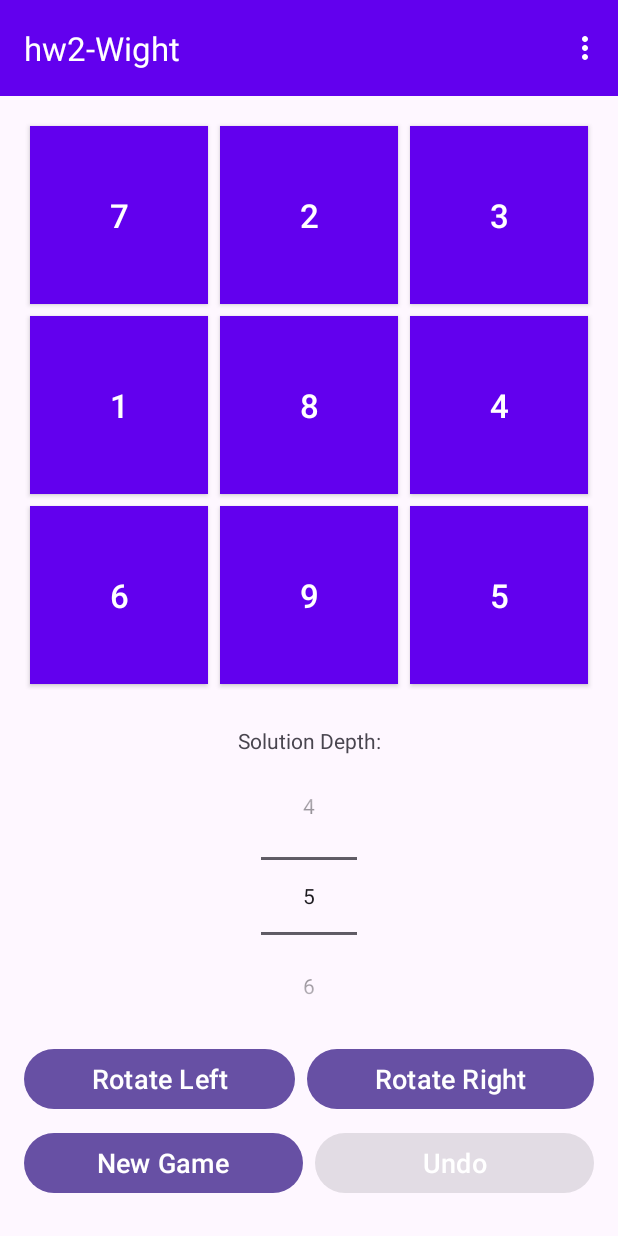
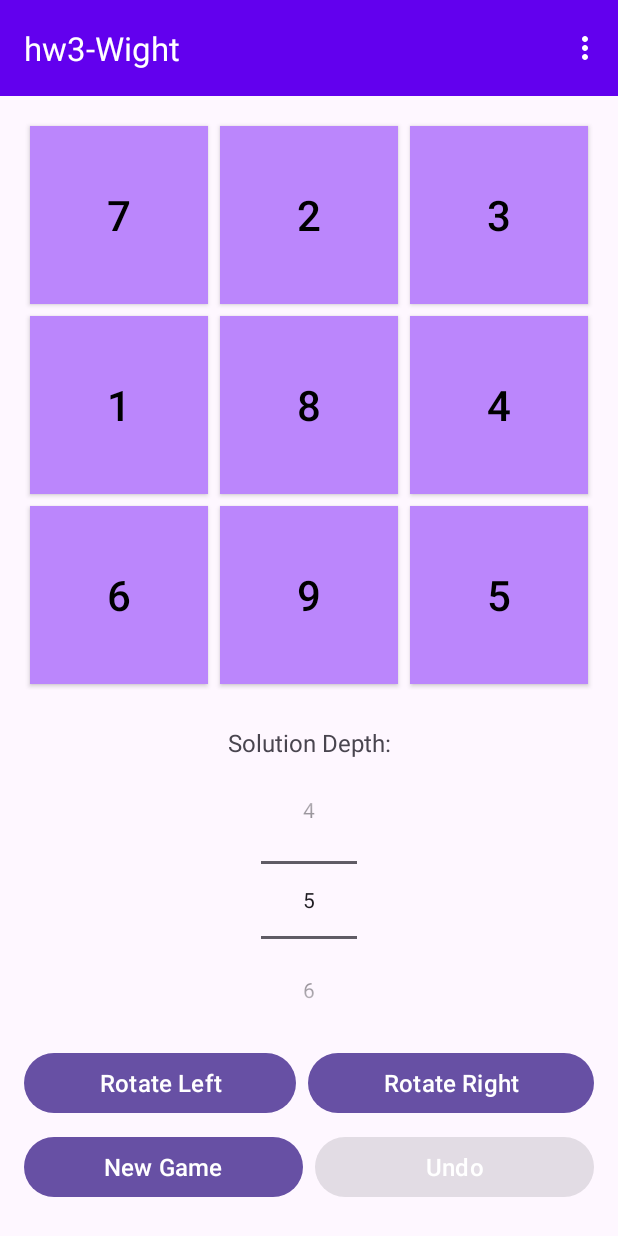
Before and after one commit to EthanWight/Revolution, an Android app: the screen it shows after launch (MainActivity), on a phone screen of 412 x 824 dp. Run offline under Robolectric (Android 15) with nearby library versions, the phone set to English and light mode, and no system bars.

Commit message:
refactor: Update project to hw3 and enhance UI
Renames the project from `hw2` to `hw3` across all relevant files, including package names, Gradle configuration, and user-facing strings. This commit also introduces significant UI refinements for better readability and consistency.

Key changes include:
- Renamed all package and module references from `hw2_wight` to `hw3_wight`.
- Externalized UI dimensions and colors into `dimens.xml` and `colors.xml` for easier management.
- Increased text sizes for game tiles and labels for improved visibility.
- Applied consistent padding and minimum height to main control buttons.
- Updated the landscape layout (`layout-land/activity_main.xml`) to use the new dimension resources.
- Centralized color definitions and used them to style UI components, including tile backgrounds, text, and menu items.
- Refactored `MainActivity` to load colors from resources instead of using hardcoded values.
- Improved documentation in `MainActivity` for the `onSaveInstanceState` and `showCongratulationsVisualEffect` methods.

```diff
--- a/app/build.gradle.kts
+++ b/app/build.gradle.kts
@@ -3,11 +3,11 @@ plugins {
 }
 
 android {
-    namespace = "edu.commonwealthu.hw2_wight"
+    namespace = "edu.commonwealthu.hw3_wight"
     compileSdk = 36
 
     defaultConfig {
-        applicationId = "edu.commonwealthu.hw2_wight"
+        applicationId = "edu.commonwealthu.hw3_wight"
         minSdk = 24
         targetSdk = 36
         versionCode = 1
--- a/app/src/main/java/edu/commonwealthu/hw2_wight/MainActivity.java
+++ b/app/src/main/java/edu/commonwealthu/hw3_wight/MainActivity.java
@@ -1,20 +1,16 @@
-package edu.commonwealthu.hw2_wight;
+package edu.commonwealthu.hw3_wight;
 
-import android.graphics.Color;
 import android.media.MediaPlayer;
 import android.os.Bundle;
 import android.os.Handler;
 import android.os.Looper;
 import android.text.SpannableString;
 import android.text.style.ForegroundColorSpan;
-import android.util.DisplayMetrics;
 import android.util.TypedValue;
 import android.view.Menu;
 import android.view.MenuItem;
-import android.view.View;
 import android.widget.Button;
 import android.widget.GridLayout;
-import android.widget.LinearLayout;
 import android.widget.NumberPicker;
 import android.widget.Toast;
 
@@ -55,11 +51,12 @@ public class MainActivity extends AppCompatActivity {
     private NumberPicker solutionDepthPicker;
     private Button undoButton;
     private int defaultButtonBackgroundColor;
+    private int selectedButtonBackgroundColor;
 
     // For flashing visual effect
     private Handler flashHandler;
     private Runnable flashRunnable;
-    private final int[] flashColors = {Color.GREEN, Color.YELLOW, Color.MAGENTA, Color.CYAN, Color.RED};
+    private final int[] flashColors = new int[5]; // Will be populated from resources
     private int flashColorIndex = 0;
     private int flashCount = 0;
     private static final int MAX_FLASH_COUNT = 10;
@@ -69,6 +66,11 @@ public class MainActivity extends AppCompatActivity {
     private MediaPlayer rotationSoundPlayer;
     private MediaPlayer winSoundPlayer;
 
+    /**
+     * Saves the current game state before the activity is destroyed.
+     * This allows the game to be restored after configuration changes like screen rotation.
+     * @param outState Bundle in which to place the saved state
+     */
     @Override
     protected void onSaveInstanceState(@NonNull Bundle outState) {
         super.onSaveInstanceState(outState);
@@ -77,8 +79,10 @@ public class MainActivity extends AppCompatActivity {
 
     /**
      * Initializes the activity, sets up the UI, and starts a new game.
-     * @param savedInstanceState If the activity is being re-initialized, this Bundle
-     * contains the data it most recently supplied in onSaveInstanceState(Bundle).
+     * If the activity is being re-initialized after a configuration change (such as
+     * screen rotation), the saved game state is restored from the Bundle.
+     * @param savedInstanceState If the activity is being re-initialized after
+     * previously being shut down, this Bundle contains the saved game state
      */
     @Override
     protected void onCreate(Bundle savedInstanceState) {
@@ -101,6 +105,17 @@ public class MainActivity extends AppCompatActivity {
             return insets;
         });
 
+        // Initialize colors from resources
+        defaultButtonBackgroundColor = ContextCompat.getColor(this, R.color.tile_background);
+        selectedButtonBackgroundColor = ContextCompat.getColor(this, R.color.selected_tile_background);
+
+        // Initialize flash colors from resources
+        flashColors[0] = ContextCompat.getColor(this, R.color.flash_green);
+        flashColors[1] = ContextCompat.getColor(this, R.color.flash_yellow);
+        flashColors[2] = ContextCompat.getColor(this, R.color.flash_magenta);
+        flashColors[3] = ContextCompat.getColor(this, R.color.flash_cyan);
+        flashColors[4] = ContextCompat.getColor(this, R.color.flash_red);
+
         // Initialize game components
         flashHandler = new Handler(Looper.getMainLooper());
         gridLayout = findViewById(R.id.grid);
@@ -109,7 +124,6 @@ public class MainActivity extends AppCompatActivity {
         solutionDepthPicker.setMinValue(MIN_SOLUTION_DEPTH);
         solutionDepthPicker.setMaxValue(MAX_SOLUTION_DEPTH);
         solutionDepthPicker.setValue(DEFAULT_SOLUTION_DEPTH);
-        defaultButtonBackgroundColor = ContextCompat.getColor(this, R.color.colorPrimary);
 
         // Initialize sound effect
         initializeSoundEffect();
@@ -230,7 +244,7 @@ public class MainActivity extends AppCompatActivity {
                 Button tileButton = new Button(this);
                 tileButton.setText(String.valueOf(currentGridState[r][c]));
                 tileButton.setTextSize(TypedValue.COMPLEX_UNIT_PX, textSize);
-                tileButton.setTextColor(ContextCompat.getColor(this, R.color.button_text_color));
+                tileButton.setTextColor(ContextCompat.getColor(this, R.color.tile_text_color));
 
                 GridLayout.LayoutParams params = new GridLayout.LayoutParams();
                 params.width = 0;
@@ -286,7 +300,7 @@ public class MainActivity extends AppCompatActivity {
         for (int i = anchorRow; i < anchorRow + SUBGRID_SIZE; i++) {
             for (int j = anchorCol; j < anchorCol + SUBGRID_SIZE; j++) {
                 if (gameButtons[i][j] != null) {
-                    gameButtons[i][j].setBackgroundColor(ContextCompat.getColor(this, R.color.colorAccent));
+                    gameButtons[i][j].setBackgroundColor(selectedButtonBackgroundColor);
                 }
             }
         }
@@ -396,10 +410,19 @@ public class MainActivity extends AppCompatActivity {
 
     /**
      * Displays a congratulatory message and visual effect when the puzzle is solved.
-     * This method uses a Handler and a Runnable to create a flashing color effect on the grid buttons.
-     * The handler repeatedly executes the runnable, which changes the background color of the buttons
-     * to a new color from the flashColors array every FLASH_INTERVAL_MS milliseconds. This continues
-     * until the effect has flashed MAX_FLASH_COUNT times.
+     *
+     * This method creates a flashing color effect on the grid buttons using Android's
+     * Handler and Runnable mechanism for delayed execution:
+     *
+     * <ul>
+     * <li>The Handler schedules the Runnable to execute at regular intervals (FLASH_INTERVAL_MS)</li>
+     * <li>Each execution changes all button background colors to the next color in the sequence</li>
+     * <li>The Runnable reschedules itself using postDelayed() until MAX_FLASH_COUNT is reached</li>
+     * <li>Colors cycle through the flashColors array for a vibrant celebration effect</li>
+     * </ul>
+     *
+     * The grid buttons and undo button are disabled during the effect to prevent
+     * interaction while the celebration animation is playing.
      */
     private void showCongratulationsVisualEffect() {
         Toast.makeText(this, getString(R.string.congratulations), Toast.LENGTH_LONG).show();
@@ -446,11 +469,14 @@ public class MainActivity extends AppCompatActivity {
         getMenuInflater().inflate(R.menu.main_menu, menu);
         updateUndoButtonAndMenuState();
 
+        // Set menu item text colors using color resource
+        int menuTextColor = ContextCompat.getColor(this, R.color.menu_text_color);
+
         MenuItem aboutItem = menu.findItem(R.id.action_about);
         if (aboutItem != null) {
             String title = getString(R.string.about);
             SpannableString spannableString = new SpannableString(title);
-            spannableString.setSpan(new ForegroundColorSpan(Color.WHITE), 0, spannableString.length(), 0);
+            spannableString.setSpan(new ForegroundColorSpan(menuTextColor), 0, spannableString.length(), 0);
             aboutItem.setTitle(spannableString);
         }
 
@@ -458,7 +484,7 @@ public class MainActivity extends AppCompatActivity {
         if (exitItem != null) {
             String title = getString(R.string.exit);
             SpannableString spannableString = new SpannableString(title);
-            spannableString.setSpan(new ForegroundColorSpan(Color.WHITE), 0, spannableString.length(), 0);
+            spannableString.setSpan(new ForegroundColorSpan(menuTextColor), 0, spannableString.length(), 0);
             exitItem.setTitle(spannableString);
         }
         return true;
--- a/app/src/main/java/edu/commonwealthu/hw2_wight/Revolution.java
+++ b/app/src/main/java/edu/commonwealthu/hw3_wight/Revolution.java
@@ -1,4 +1,4 @@
-package edu.commonwealthu.hw2_wight;
+package edu.commonwealthu.hw3_wight;
 
 import androidx.annotation.NonNull;
 
--- a/app/src/main/res/layout-land/activity_main.xml
+++ b/app/src/main/res/layout-land/activity_main.xml
@@ -30,11 +30,11 @@
         android:layout_height="0dp"
         android:columnCount="3"
         android:rowCount="3"
-        android:padding="8dp"
-        android:layout_marginStart="8dp"
-        android:layout_marginEnd="8dp"
-        android:layout_marginTop="8dp"
-        android:layout_marginBottom="8dp"
+        android:padding="@dimen/medium_margin"
+        android:layout_marginStart="@dimen/medium_margin"
+        android:layout_marginEnd="@dimen/medium_margin"
+        android:layout_marginTop="@dimen/medium_margin"
+        android:layout_marginBottom="@dimen/medium_margin"
         app:layout_constraintDimensionRatio="1:1"
         app:layout_constraintTop_toBottomOf="@id/appBarLayout"
         app:layout_constraintBottom_toBottomOf="parent"
@@ -54,10 +54,10 @@
         android:baselineAligned="false"
         android:orientation="horizontal"
         android:gravity="center"
-        android:paddingStart="8dp"
-        android:paddingEnd="8dp"
-        android:paddingTop="8dp"
-        android:paddingBottom="8dp"
+        android:paddingStart="@dimen/medium_margin"
+        android:paddingEnd="@dimen/medium_margin"
+        android:paddingTop="@dimen/medium_margin"
+        android:paddingBottom="@dimen/medium_margin"
         app:layout_constraintTop_toBottomOf="@id/appBarLayout"
         app:layout_constraintBottom_toBottomOf="parent"
         app:layout_constraintStart_toEndOf="@id/grid"
@@ -77,8 +77,8 @@
                 android:layout_width="wrap_content"
                 android:layout_height="wrap_content"
                 android:text="@string/solution_depth"
-                android:textSize="11sp"
-                android:layout_marginBottom="2dp"
+                android:textSize="@dimen/landscape_button_text_size"
+                android:layout_marginBottom="@dimen/tiny_margin"
                 android:gravity="center" />
 
             <NumberPicker
@@ -97,7 +97,7 @@
             android:layout_weight="1"
             android:columnCount="2"
             android:rowCount="2"
-            android:layout_marginStart="12dp"
+            android:layout_marginStart="@dimen/medium_margin"
             android:alignmentMode="alignBounds"
             android:columnOrderPreserved="false">
 
@@ -108,12 +108,12 @@
                 android:layout_row="0"
                 android:layout_column="0"
                 android:layout_columnWeight="1"
-                android:layout_margin="2dp"
+                android:layout_margin="@dimen/tiny_margin"
                 android:textColor="@color/button_text_color"
                 android:text="@string/new_game"
-                android:textSize="12sp"
-                android:minHeight="48dp"
-                android:padding="4dp" />
+                android:textSize="@dimen/landscape_button_text_size"
+                android:minHeight="@dimen/button_min_height"
+                android:padding="@dimen/small_margin" />
 
             <Button
                 android:id="@+id/undoButton"
@@ -122,12 +122,12 @@
                 android:layout_row="0"
                 android:layout_column="1"
                 android:layout_columnWeight="1"
-                android:layout_margin="2dp"
+                android:layout_margin="@dimen/tiny_margin"
                 android:textColor="@color/button_text_color"
                 android:text="@string/undo"
-                android:textSize="12sp"
-                android:minHeight="48dp"
-                android:padding="4dp" />
+                android:textSize="@dimen/landscape_button_text_size"
+                android:minHeight="@dimen/button_min_height"
+                android:padding="@dimen/small_margin" />
 
             <Button
                 android:id="@+id/rotateLeftButton"
@@ -136,12 +136,12 @@
                 android:layout_row="1"
                 android:layout_column="0"
                 android:layout_columnWeight="1"
-                android:layout_margin="2dp"
+                android:layout_margin="@dimen/tiny_margin"
                 android:textColor="@color/button_text_color"
                 android:text="@string/rotate_left"
-                android:textSize="12sp"
-                android:minHeight="48dp"
-                android:padding="4dp" />
+                android:textSize="@dimen/landscape_button_text_size"
+                android:minHeight="@dimen/button_min_height"
+                android:padding="@dimen/small_margin" />
 
             <Button
                 android:id="@+id/rotateRightButton"
@@ -150,12 +150,12 @@
                 android:layout_row="1"
                 android:layout_column="1"
                 android:layout_columnWeight="1"
-                android:layout_margin="2dp"
+                android:layout_margin="@dimen/tiny_margin"
                 android:textColor="@color/button_text_color"
                 android:text="@string/rotate_right"
-                android:textSize="12sp"
-                android:minHeight="48dp"
-                android:padding="4dp" />
+                android:textSize="@dimen/landscape_button_text_size"
+                android:minHeight="@dimen/button_min_height"
+                android:padding="@dimen/small_margin" />
         </GridLayout>
     </LinearLayout>
 
--- a/app/src/main/res/layout/activity_main.xml
+++ b/app/src/main/res/layout/activity_main.xml
@@ -90,7 +90,9 @@
                     android:layout_weight="1"
                     android:textColor="@color/button_text_color"
                     android:text="@string/rotate_left"
-                    android:textSize="@dimen/button_text_size" />
+                    android:textSize="@dimen/button_text_size"
+                    android:minHeight="@dimen/button_min_height"
+                    android:padding="@dimen/button_padding" />
 
                 <Space
                     android:layout_width="@dimen/medium_margin"
@@ -104,7 +106,9 @@
                     android:layout_weight="1"
                     android:textColor="@color/button_text_color"
                     android:text="@string/rotate_right"
-                    android:textSize="@dimen/button_text_size" />
+                    android:textSize="@dimen/button_text_size"
+                    android:minHeight="@dimen/button_min_height"
+                    android:padding="@dimen/button_padding" />
             </LinearLayout>
 
             <LinearLayout
@@ -128,7 +132,9 @@
                     android:layout_weight="1"
                     android:textColor="@color/button_text_color"
                     android:text="@string/new_game"
-                    android:textSize="@dimen/button_text_size" />
+                    android:textSize="@dimen/button_text_size"
+                    android:minHeight="@dimen/button_min_height"
+                    android:padding="@dimen/button_padding" />
 
                 <Space
                     android:layout_width="@dimen/medium_margin"
@@ -142,7 +148,9 @@
                     android:layout_weight="1"
                     android:textColor="@color/button_text_color"
                     android:text="@string/undo"
-                    android:textSize="@dimen/button_text_size" />
+                    android:textSize="@dimen/button_text_size"
+                    android:minHeight="@dimen/button_min_height"
+                    android:padding="@dimen/button_padding" />
             </LinearLayout>
 
         </androidx.constraintlayout.widget.ConstraintLayout>
--- a/app/src/main/res/values/colors.xml
+++ b/app/src/main/res/values/colors.xml
@@ -1,9 +1,27 @@
 <?xml version="1.0" encoding="utf-8"?>
 <resources>
+    <!-- Primary brand colors -->
     <color name="colorPrimary">#6200EE</color>
     <color name="colorPrimaryDark">#3700B3</color>
     <color name="colorAccent">#03DAC5</color>
+
+    <!-- UI element colors -->
     <color name="button_text_color">#FFFFFF</color>
+    <color name="tile_background">#BB86FC</color>
+    <color name="tile_text_color">#000000</color>
+    <color name="selected_tile_background">#03DAC5</color>
+
+    <!-- Menu text color -->
+    <color name="menu_text_color">#FFFFFF</color>
+
+    <!-- Standard colors -->
     <color name="black">#000000</color>
+    <color name="white">#FFFFFF</color>
 
+    <!-- Victory flash colors -->
+    <color name="flash_green">#4CAF50</color>
+    <color name="flash_yellow">#FFEB3B</color>
+    <color name="flash_magenta">#E91E63</color>
+    <color name="flash_cyan">#00BCD4</color>
+    <color name="flash_red">#F44336</color>
 </resources>
--- a/app/src/main/res/values/dimens.xml
+++ b/app/src/main/res/values/dimens.xml
@@ -1,9 +1,20 @@
 <?xml version="1.0" encoding="utf-8"?>
 <resources>
-    <dimen name="button_text_size">18sp</dimen>
-    <dimen name="tile_text_size">22sp</dimen>
-    <dimen name="label_text_size">14sp</dimen>
+    <!-- Text sizes -->
+    <dimen name="button_text_size">16sp</dimen>
+    <dimen name="tile_text_size">28sp</dimen>
+    <dimen name="label_text_size">16sp</dimen>
+
+    <!-- Margins and padding -->
     <dimen name="large_margin">16dp</dimen>
     <dimen name="medium_margin">8dp</dimen>
     <dimen name="small_margin">4dp</dimen>
+    <dimen name="tiny_margin">2dp</dimen>
+
+    <!-- Button dimensions -->
+    <dimen name="button_min_height">48dp</dimen>
+    <dimen name="button_padding">8dp</dimen>
+
+    <!-- Landscape specific -->
+    <dimen name="landscape_button_text_size">14sp</dimen>
 </resources>
--- a/app/src/main/res/values/strings.xml
+++ b/app/src/main/res/values/strings.xml
@@ -1,5 +1,5 @@
 <resources>
-    <string name="app_name">hw2-Wight</string>
+    <string name="app_name">hw3-Wight</string>
     <string name="rotate_left">Rotate Left</string>
     <string name="rotate_right">Rotate Right</string>
     <string name="new_game">New Game</string>
@@ -7,7 +7,7 @@
     <string name="undo">Undo</string>
     <string name="about">About</string>
     <string name="exit">Exit</string>
-    <string name="about_message">Revolution Game - hw2-Wight\nDeveloped by Ethan Wight</string>
+    <string name="about_message">Revolution Game - hw3-Wight\nDeveloped by Ethan Wight</string>
     <string name="undo_error">Error: No moves to undo.</string>
     <string name="undo_success">Move undone.</string>
     <string name="exit_confirmation_message">Are you sure you want to exit?</string>
```
Also changed, not shown: 4 other files.
